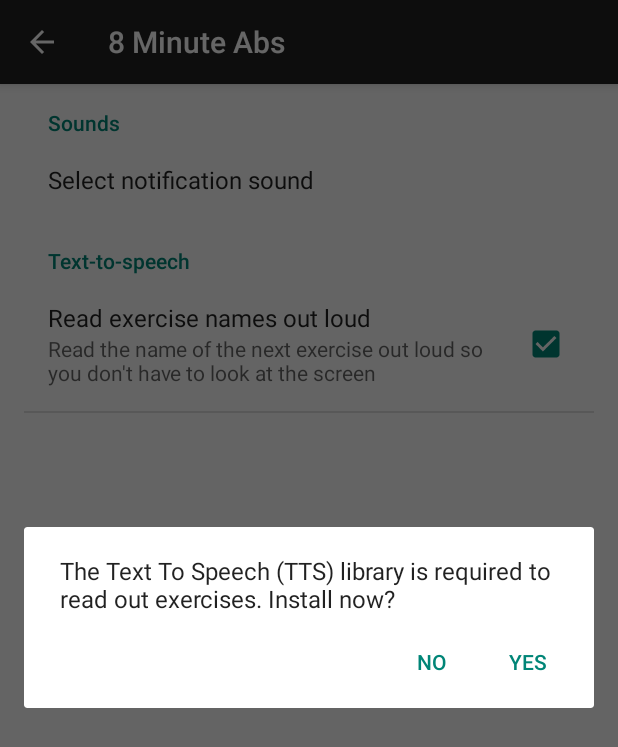
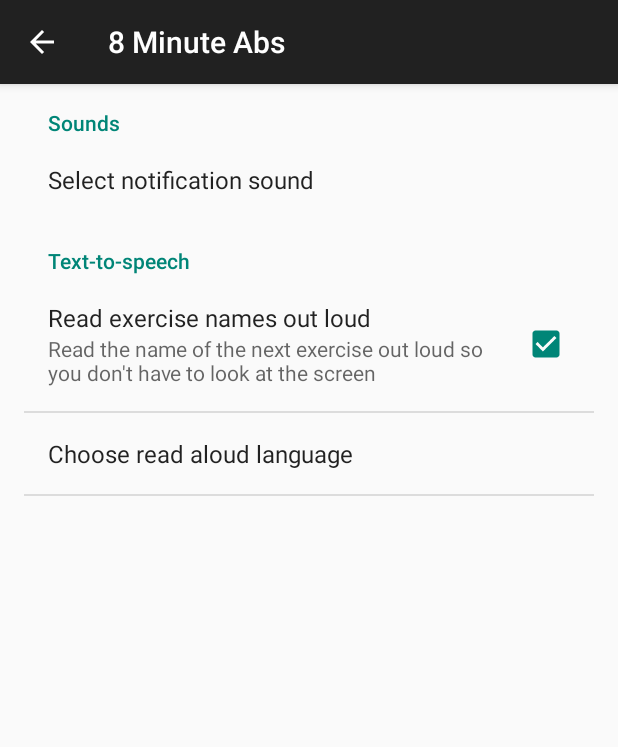
Before and after one commit to andyridge289/8MinuteTimer, an Android app: the fragment SettingsFragment placed in its activity, after a tap on "Read exercise names out loud", on a phone screen of 412 x 824 dp. Shown: the top 747 px of the screen. Run offline under Robolectric (Android 15) with nearby library versions, the phone set to English and light mode, and no system bars; 2 statements that could not run were skipped.

Commit message:
Fixed the TTS setting and put changing language back in to preferences

```diff
--- a/app/src/main/java/com/andyridge/minutetimerlite/SettingsFragment.java
+++ b/app/src/main/java/com/andyridge/minutetimerlite/SettingsFragment.java
@@ -7,10 +7,13 @@ import android.content.SharedPreferences;
 import android.os.Bundle;
 import android.preference.PreferenceManager;
 import android.speech.tts.TextToSpeech;
+import android.util.Log;
+import android.widget.Toast;
 
 import com.andyridge.minutetimerlite.preferencesupport.PreferenceFragment;
 
 import static com.andyridge.minutetimerlite.lib.Constants.LOCALES;
+import static com.andyridge.minutetimerlite.lib.Constants.TAG;
 
 public class SettingsFragment extends PreferenceFragment implements SharedPreferences.OnSharedPreferenceChangeListener
 {
@@ -39,7 +42,12 @@ public class SettingsFragment extends PreferenceFragment implements SharedPrefer
 
         addPreferencesFromResource(R.xml.settings);
 
-        PreferenceManager.getDefaultSharedPreferences(getActivity()).registerOnSharedPreferenceChangeListener(this);
+        SharedPreferences prefs = PreferenceManager.getDefaultSharedPreferences(getActivity());
+        prefs.registerOnSharedPreferenceChangeListener(this);
+
+        if (!prefs.getBoolean(getString(R.string.read_aloud),false)) {
+            findPreference(getString(R.string.locale)).setEnabled(false);
+        }
     }
 
     @Override
@@ -50,12 +58,34 @@ public class SettingsFragment extends PreferenceFragment implements SharedPrefer
             if (key.equals(getString(R.string.sound)))
                 HomeActivity.sound = Integer.parseInt(sharedPreferences.getString(this.getString(R.string.sound), "0"));
             else if (key.equals(getString(R.string.read_aloud))) {
-                HomeActivity.readAloud = sharedPreferences.getBoolean(this.getString(R.string.read_aloud), false);
-                if (HomeActivity.readAloud) {
-                    if (HomeActivity.tts.isLanguageAvailable(LOCALES[HomeActivity.locale]) != TextToSpeech.LANG_AVAILABLE) {
-                        readAloudDialog();
+
+                // See what state it's in. If it's positive, do a check to see if the thing is available
+                boolean readAloud = sharedPreferences.getBoolean(this.getString(R.string.read_aloud), false);
+                if(readAloud) {
+                    int availability = HomeActivity.tts.isLanguageAvailable(LOCALES[HomeActivity.locale]);
+                    switch (availability) {
+                        case TextToSpeech.LANG_AVAILABLE:
+                        case TextToSpeech.LANG_COUNTRY_AVAILABLE:
+                        case TextToSpeech.LANG_COUNTRY_VAR_AVAILABLE:
+                            Log.d(TAG, "TTS available");
+                            break;
+
+                        case TextToSpeech.LANG_MISSING_DATA:
+                            readAloudDialog();
+                            break;
+
+                        case TextToSpeech.LANG_NOT_SUPPORTED:
+                            Toast.makeText(getActivity(), "The language isn't supported by TTS.", Toast.LENGTH_LONG).show();
+                            SharedPreferences.Editor editor = sharedPreferences.edit();
+                            editor.putBoolean(getString(R.string.read_aloud), false); // Does this change the preference tick box?
+                            editor.commit();
+                            break;
                     }
+                    findPreference(getString(R.string.locale)).setEnabled(true);
+                } else {
+                    findPreference(getString(R.string.locale)).setEnabled(false);
                 }
+
             } else if (key.equals(getString(R.string.locale))) {
                 HomeActivity.locale = Integer.parseInt(sharedPreferences.getString(this.getString(R.string.locale), "0"));
                 HomeActivity.resetLocale();
@@ -79,7 +109,7 @@ public class SettingsFragment extends PreferenceFragment implements SharedPrefer
 
                     case DialogInterface.BUTTON_NEGATIVE:
                         SharedPreferences.Editor editor = sharedPreferences.edit();
-                        editor.putBoolean(getString(R.string.read_aloud), false);
+                        editor.putBoolean(getString(R.string.read_aloud), false); // Does this change the preference tick box?
                         editor.commit();
                         break;
                 }
@@ -87,7 +117,7 @@ public class SettingsFragment extends PreferenceFragment implements SharedPrefer
         };
 
         AlertDialog.Builder builder = new AlertDialog.Builder(getActivity());
-        builder.setMessage("The Text To Speech (TTS) library is required to read out exercises. Install now?")
+        builder.setMessage("The Text To Speech (TTS) library is required to read out exercise names. Install now?")
                 .setPositiveButton("Yes", dialogClickListener)
                 .setNegativeButton("No", dialogClickListener)
                 .show();
--- a/app/src/main/res/values/arrays.xml
+++ b/app/src/main/res/values/arrays.xml
@@ -16,7 +16,6 @@
 
 <resources>
 
-    <!-- Used in app/dialog examples -->
     <string-array name="sounds">
         <item>Medium Ring</item>
         <item>Low Ring</item>
@@ -31,4 +30,15 @@
     	<item>3</item>
     </string-array>
 
+    <string-array name="locales">
+        <item>Default</item>
+        <item>EN-UK</item>
+        <item>EN-US</item>
+    </string-array>
+
+    <string-array name="locale_values">
+        <item>0</item>
+        <item>1</item>
+        <item>2</item>
+    </string-array>
 </resources>
--- a/app/src/main/res/xml/settings.xml
+++ b/app/src/main/res/xml/settings.xml
@@ -18,5 +18,12 @@
             android:title="Read exercise names out loud"
             android:summary="Read the name of the next exercise out loud so you don't have to look at the screen"
             />
+        <ListPreference
+            android:key="@string/locale"
+            android:title="Choose read aloud language"
+            android:entries="@array/locales"
+            android:entryValues="@array/locale_values"
+            android:dialogTitle="Locale"
+            />
     </PreferenceCategory>
 </PreferenceScreen>
```
